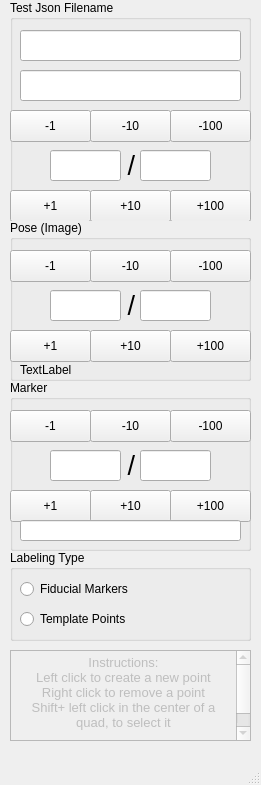
Before: the Qt Designer form systemTests/editGroundTruthWindow.ui in kercre123/victor, drawn with Qt 5.
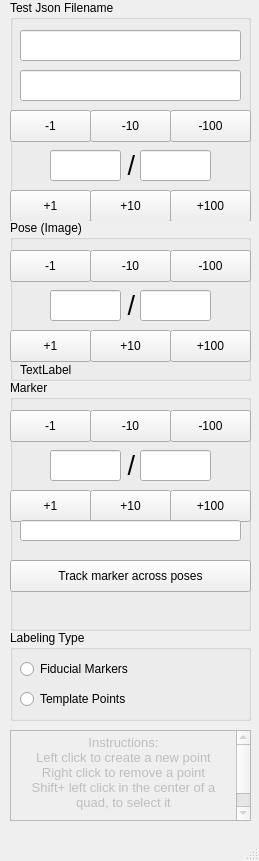
After: the same form once the commit is applied.

Commit message: Added automatic track updating to gui. It works okay.

Patch:
```diff
--- a/systemTests/editGroundTruthWindow.ui
+++ b/systemTests/editGroundTruthWindow.ui
@@ -6,8 +6,8 @@
    <rect>
     <x>0</x>
     <y>0</y>
-    <width>261</width>
-    <height>785</height>
+    <width>259</width>
+    <height>861</height>
    </rect>
   </property>
   <property name="windowTitle">
@@ -170,7 +170,7 @@
     <property name="geometry">
      <rect>
       <x>10</x>
-      <y>550</y>
+      <y>630</y>
       <width>241</width>
       <height>91</height>
      </rect>
@@ -365,7 +365,7 @@
       <x>10</x>
       <y>380</y>
       <width>241</width>
-      <height>171</height>
+      <height>251</height>
      </rect>
     </property>
     <property name="title">
@@ -500,6 +500,19 @@
       </rect>
      </property>
     </widget>
+    <widget class="QPushButton" name="trackMarkerAcrossPoses">
+     <property name="geometry">
+      <rect>
+       <x>0</x>
+       <y>180</y>
+       <width>241</width>
+       <height>32</height>
+      </rect>
+     </property>
+     <property name="text">
+      <string>Track marker across poses</string>
+     </property>
+    </widget>
    </widget>
    <widget class="QTextBrowser" name="textBrowser">
     <property name="enabled">
@@ -508,7 +521,7 @@
     <property name="geometry">
      <rect>
       <x>10</x>
-      <y>650</y>
+      <y>730</y>
       <width>241</width>
       <height>91</height>
      </rect>
```
Left out of the diff: 2 changed lines with no effect on the pictures. The commit also changes 3 other files.
